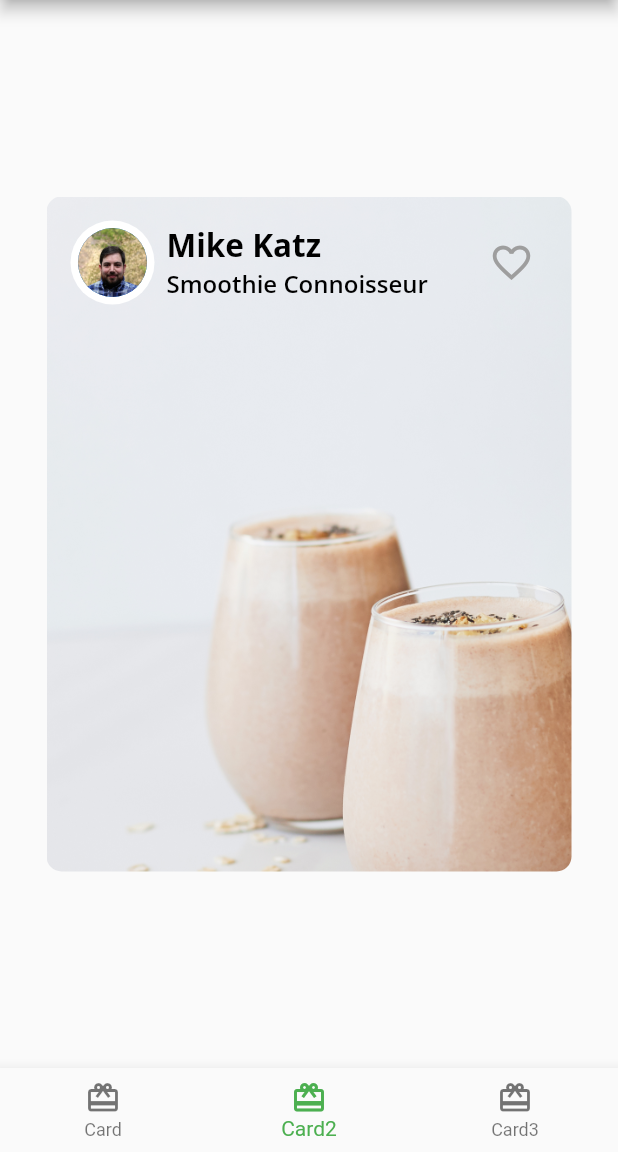
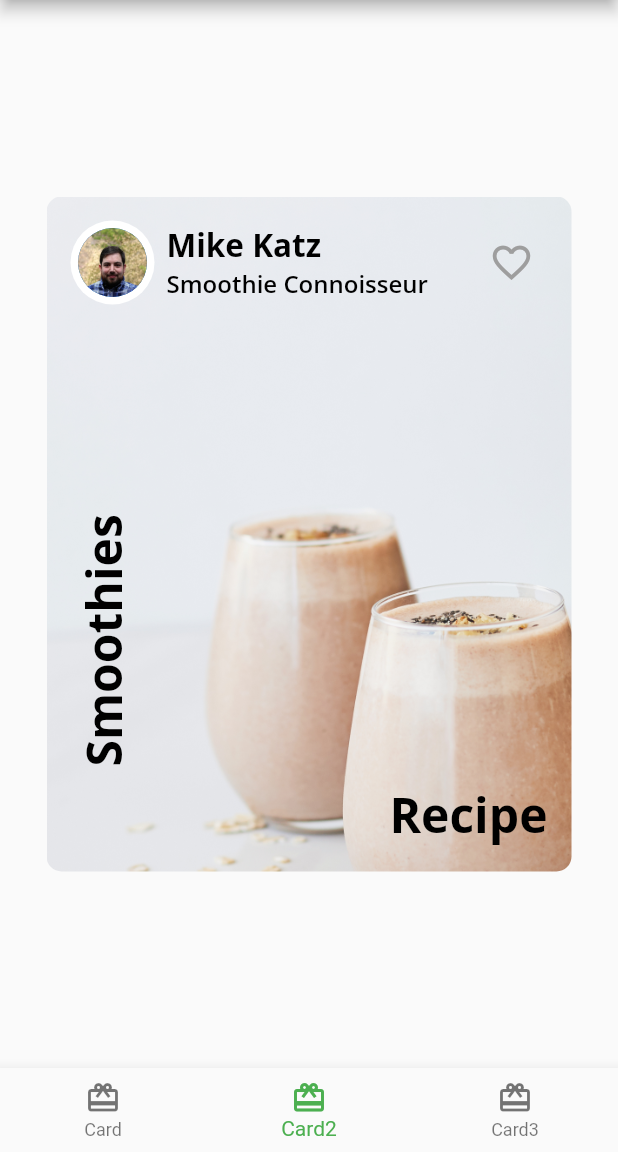
Before and after one commit to ShafeeMahmoud/Fooderlich, a Flutter app: the screen it shows after launch, item 2 of the bottom bar chosen, on a phone screen of 412 x 824 dp, the part 84-1236 px from its top. Run offline on Flutter 3.47's test engine with Material 2 defaults, Android fonts, the phone set to English and light mode, and no system bars; our stand-ins replace google_fonts.

Commit message:
Add positioned texts

```diff
--- a/lib/card2.dart
+++ b/lib/card2.dart
@@ -1,5 +1,6 @@
 import 'package:flutter/material.dart';
 import 'package:fooderlich/author_card.dart';
+import 'package:fooderlich/fooderlich_theme.dart';
 
 class Card2 extends StatelessWidget {
   const Card2({Key? key}) : super(key: key);
@@ -28,7 +29,29 @@ class Card2 extends StatelessWidget {
               title: "Smoothie Connoisseur",
               imageProvider: AssetImage('assets/author_katz.jpeg'),
             ),
-            // TODO: Add positioned text
+            Expanded(
+              child: Stack(children: [
+                Positioned(
+                  bottom: 16,
+                  right: 16,
+                  child: Text(
+                    'Recipe',
+                    style: FooderlichTheme.lightTextTheme.headline1,
+                  ),
+                ),
+                Positioned(
+                  bottom: 70,
+                  left: 16,
+                  child: RotatedBox(
+                    quarterTurns: 3,
+                    child: Text(
+                      'Smoothies',
+                      style: FooderlichTheme.lightTextTheme.headline1,
+                    ),
+                  ),
+                ),
+              ]),
+            ),
           ],
         ),
       ),
```
